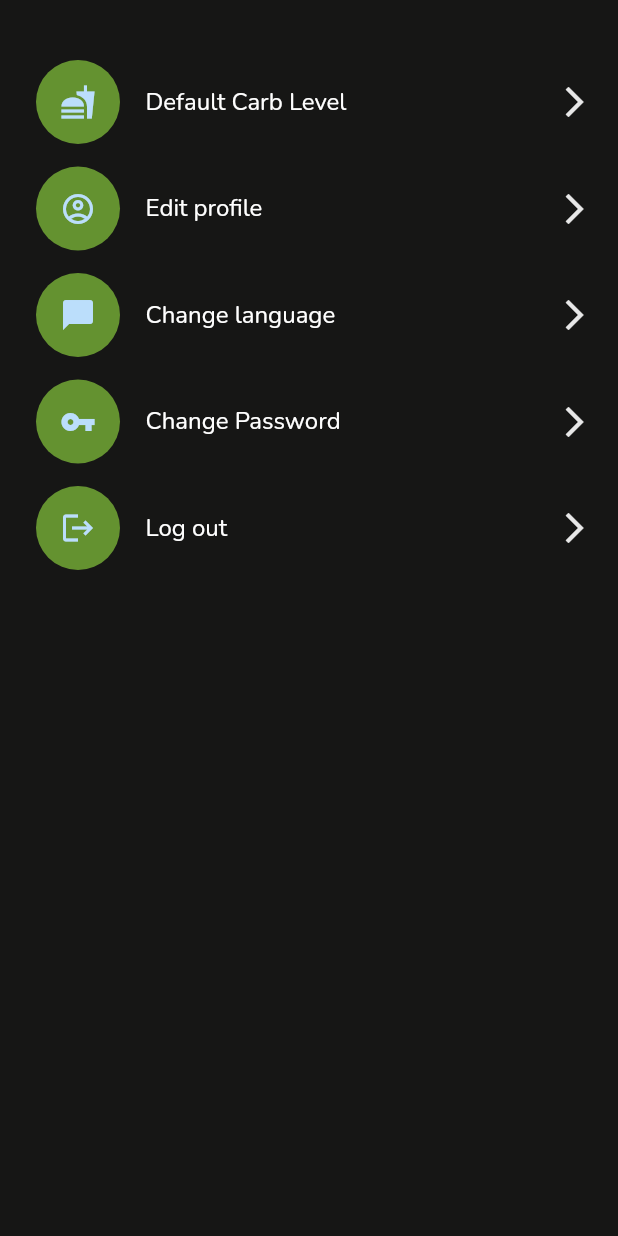
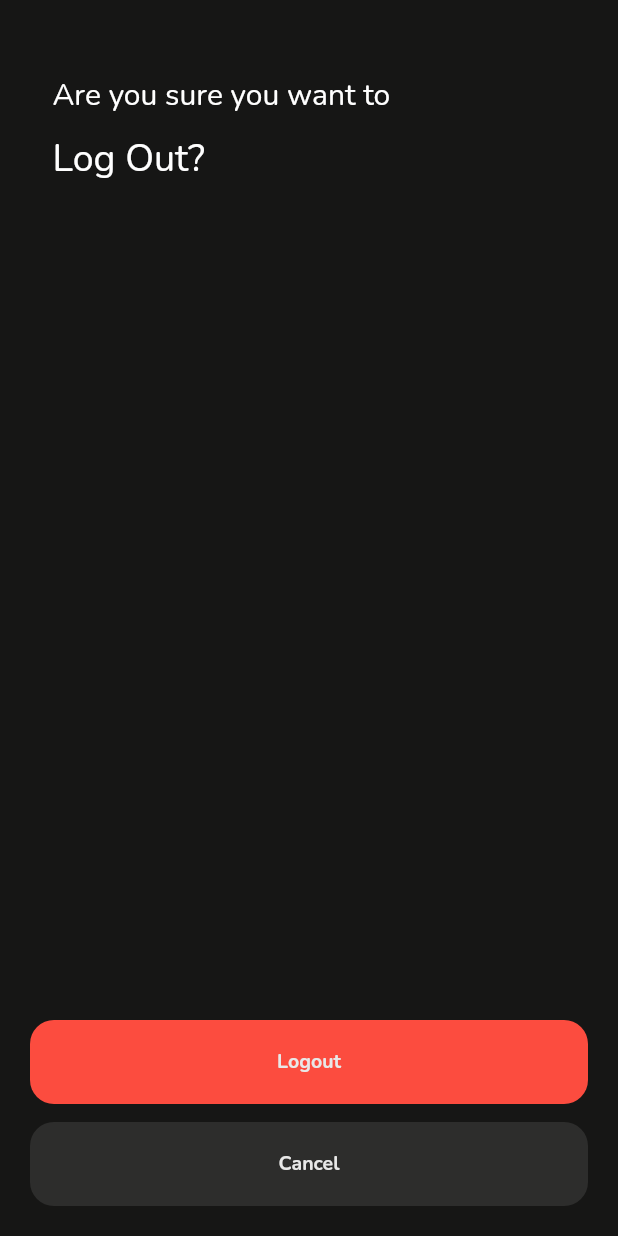
Before and after one commit to m-tanik/flutter_meal_app, a Flutter app: the SettingPageMain screen opened directly, after a tap on "Log out", on a phone screen of 412 x 824 dp. Run offline on Flutter 3.47's test engine with Material 2 defaults, Android fonts, the phone set to English and light mode, and no system bars; our stand-ins replace flutter_slidable, flutter_svg, shared_preferences; accounts and stored records are empty.

Commit message:
Logout Page added

```diff
--- a/lib/screens/Default Carb Level/default_carb_level.dart
+++ b/lib/screens/Default Carb Level/default_carb_level.dart
@@ -89,7 +89,7 @@ class _DefaultCarbLevelState extends State<DefaultCarbLevel> {
                     },
                   ),
                   SizedBox(
-                    height: 8,
+                    height: 12,
                   ),
                   CarbLevelCard(
                     carbValue: carbList[2].carbAmount,
@@ -104,7 +104,7 @@ class _DefaultCarbLevelState extends State<DefaultCarbLevel> {
                     },
                   ),
                   SizedBox(
-                    height: 8,
+                    height: 12,
                   ),
                   CarbLevelCard(
                     carbValue: carbList[3].carbAmount,
@@ -119,7 +119,7 @@ class _DefaultCarbLevelState extends State<DefaultCarbLevel> {
                     },
                   ),
                   SizedBox(
-                    height: 8,
+                    height: 12,
                   ),
                 ],
               ),
--- /dev/null
+++ b/lib/screens/logout/logout_page.dart
@@ -0,0 +1,77 @@
+import 'package:flutter/material.dart';
+import 'package:scale_kuwait_mobile_app/components/buttons/FillButton.dart';
+import 'package:scale_kuwait_mobile_app/theme_data.dart';
+
+class LogoutPage extends StatefulWidget {
+  const LogoutPage({Key key}) : super(key: key);
+
+  @override
+  _LogoutPageState createState() => _LogoutPageState();
+}
+
+class _LogoutPageState extends State<LogoutPage> {
+  @override
+  Widget build(BuildContext context) {
+    return Scaffold(
+      body: Container(
+        padding: EdgeInsets.symmetric(vertical: 20, horizontal: 20),
+        child: Column(
+          crossAxisAlignment: CrossAxisAlignment.start,
+          mainAxisAlignment: MainAxisAlignment.spaceBetween,
+          children: [
+            Container(
+              child: Column(
+                crossAxisAlignment: CrossAxisAlignment.start,
+                children: [
+                  SizedBox(
+                    height: 30,
+                  ),
+                  Padding(
+                    padding: const EdgeInsets.only(left: 15.0),
+                    child: Text(
+                      'Are you sure you want to',
+                      style: heading4Style,
+                    ),
+                  ),
+                  SizedBox(
+                    height: 12,
+                  ),
+                  Padding(
+                    padding: const EdgeInsets.only(left: 15.0),
+                    child: Text(
+                      'Log Out?',
+                      style: heading3Style,
+                    ),
+                  ),
+                ],
+              ),
+            ),
+            Container(
+              child: Column(
+                children: [
+                  FillButton(
+                    onPressed: () {
+                      Navigator.pop(context);
+                    },
+                    fillColor: Color(0xffFC4C3F),
+                    text: 'Logout',
+                  ),
+                  SizedBox(
+                    height: 12,
+                  ),
+                  FillButton(
+                    onPressed: () {
+                      Navigator.pop(context);
+                    },
+                    fillColor: gray800,
+                    text: 'Cancel',
+                  ),
+                ],
+              ),
+            ),
+          ],
+        ),
+      ),
+    );
+  }
+}
--- a/lib/screens/setting/setting_page_main.dart
+++ b/lib/screens/setting/setting_page_main.dart
@@ -3,6 +3,7 @@ import 'package:scale_kuwait_mobile_app/theme_data.dart';
 import '../Default Carb Level/default_carb_level.dart';
 import '../Edit profile/edit_profile_1.dart';
 import '../change language/change_language.dart';
+import '../logout/logout_page.dart';
 
 class SettingPageMain extends StatefulWidget {
   const SettingPageMain({Key key}) : super(key: key);
@@ -79,7 +80,14 @@ class _SettingPageMainState extends State<SettingPageMain> {
             SettingCards(
               cardTitle: 'Log out',
               iconValue: Icons.logout,
-              onTap: () {},
+              onTap: () {
+                Navigator.push(
+                  context,
+                  MaterialPageRoute(
+                    builder: (context) => LogoutPage(),
+                  ),
+                );
+              },
             ),
             SizedBox(
               height: 15,
```
